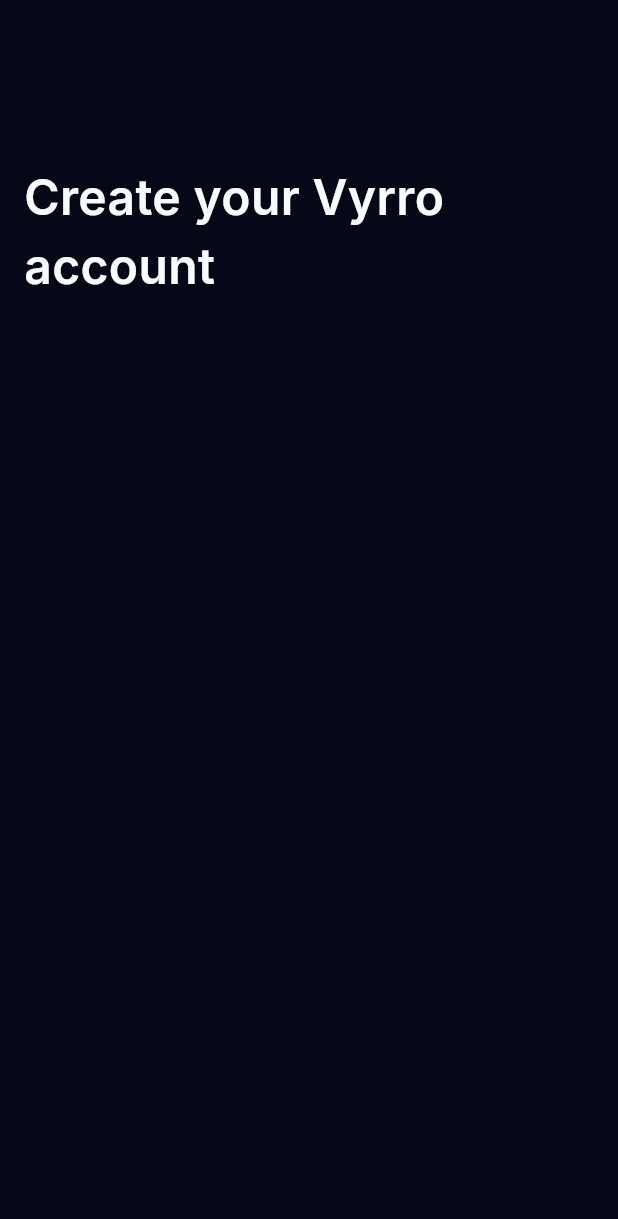
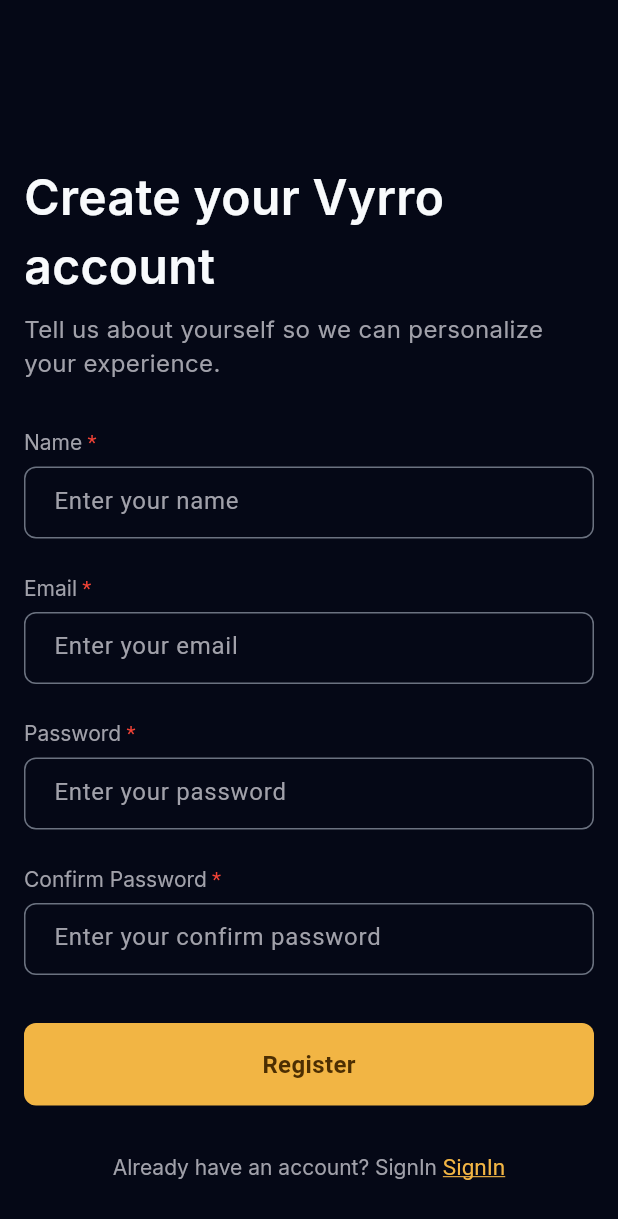
Before and after one commit to AvijitDasAvi/Vyrro, a Flutter app: the RegisterScreen screen opened by its route, on a phone screen of 412 x 824 dp. Shown: the top 1219 px of the screen. Run offline on Flutter 3.47's test engine with Material 3 defaults, Android fonts, the light colour scheme and no system bars; our stand-ins replace flutter_easyloading, get, google_fonts.

Commit message:
SignIn Complete.

```diff
--- a/lib/features/auth/register/screen/register_screen.dart
+++ b/lib/features/auth/register/screen/register_screen.dart
@@ -1,6 +1,10 @@
+import 'package:flutter/gestures.dart';
 import 'package:flutter/material.dart';
 import 'package:galaxybooking/core/common/constants/app_colors.dart';
+import 'package:galaxybooking/core/common/widgets/custom_button.dart';
+import 'package:galaxybooking/core/common/widgets/custom_text_form_field.dart';
 import 'package:galaxybooking/core/style/get_text_style.dart';
+import 'package:get/get.dart';
 
 class RegisterScreen extends StatelessWidget {
   const RegisterScreen({super.key});
@@ -26,6 +30,74 @@
                 color: AppColors.textColor,
               ),
             ),
+            SizedBox(height: 8),
+            Text(
+              'Tell us about yourself so we can personalize your experience.',
+              style: getTextStyle(
+                fontWeight: FontWeight.w400,
+                fontSize: 16,
+                color: AppColors.secondaryTextColor,
+              ),
+            ),
+            SizedBox(height: 32),
+            CustomTextFormField(
+              label: 'Name',
+              isRequired: true,
+              hintText: 'Enter your name',
+            ),
+            SizedBox(height: 24),
+            CustomTextFormField(
+              label: 'Email',
+              isRequired: true,
+              hintText: 'Enter your email',
+            ),
+            SizedBox(height: 24),
+            CustomTextFormField(
+              label: 'Password',
+              isRequired: true,
+              hintText: 'Enter your password',
+              obscureText: true,
+            ),
+            SizedBox(height: 24),
+            CustomTextFormField(
+              label: 'Confirm Password',
+              isRequired: true,
+              hintText: 'Enter your confirm password',
+              obscureText: true,
+            ),
+            SizedBox(height: 32),
+            CustomButton(title: 'Register', onTap: () {}),
+            SizedBox(height: 32),
+            Center(
+              child: RichText(
+                text: TextSpan(
+                  children: [
+                    TextSpan(
+                      text: "Already have an account? SignIn ",
+                      style: getTextStyle(
+                        fontSize: 14,
+                        color: AppColors.secondaryTextColor,
+                        fontWeight: FontWeight.w400,
+                      ),
+                    ),
+                    TextSpan(
+                      recognizer: TapGestureRecognizer()
+                        ..onTap = () {
+                          Get.toNamed('/loginScreen');
+                        },
+                      text: "SignIn",
+                      style: TextStyle(
+                        fontSize: 15,
+                        color: AppColors.buttonColor,
+                        fontWeight: FontWeight.w400,
+                        decoration: TextDecoration.underline,
+                        decorationColor: AppColors.buttonColor,
+                      ),
+                    ),
+                  ],
+                ),
+              ),
+            ),
           ],
         ),
       ),
```
